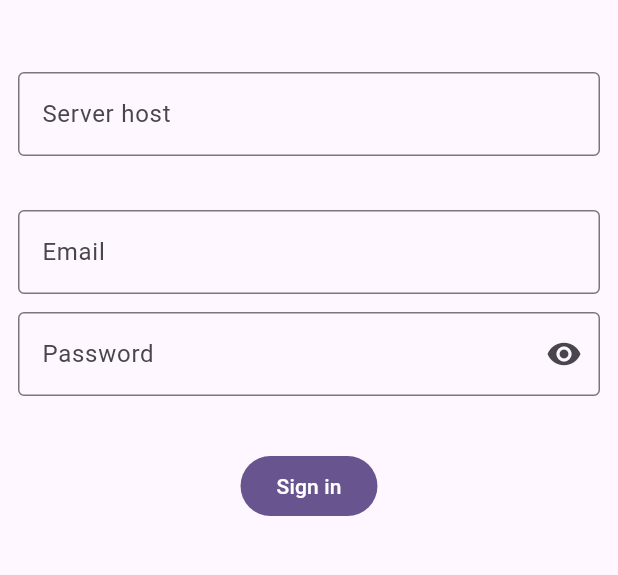
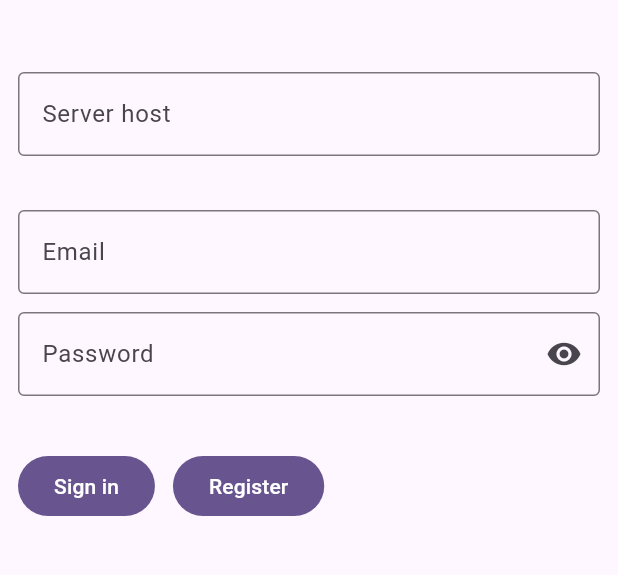
Before and after one commit to abdmoh123/pi-security-camera, a Flutter app: the screen it shows after launch, after a tap on "Sign in", on a phone screen of 412 x 824 dp, the part 426-1001 px from its top. Run offline on Flutter 3.47's test engine with Material 3 defaults, Android fonts, the phone set to English and light mode, and no system bars; our stand-ins replace flutter_secure_storage, shared_preferences, web; missing offline and left inert: background_downloader; accounts and stored records are empty; network calls fail.

Commit message:
feat(client): make register page accessible from the login page
Had to make the auth service readable from the auth state so the login
page can provide the register page an auth service.

```diff
--- /dev/null
+++ b/client/lib/routes/route_args/register_route_args.dart
@@ -0,0 +1,15 @@
+import 'package:pisec_client/services/login_api_service.dart';
+
+class RegisterRouteArgs {
+  final LoginAPIService authService;
+  final String serverUrl;
+  final String email;
+  final void Function(String serverUrl, String email)? onSubmitSuccess;
+
+  const RegisterRouteArgs({
+    required this.authService,
+    this.serverUrl = "",
+    this.email = "",
+    Function(String serverUrl, String email)? this.onSubmitSuccess,
+  });
+}
--- a/client/lib/routes/route_generator.dart
+++ b/client/lib/routes/route_generator.dart
@@ -3,9 +3,11 @@ import 'package:pisec_client/main.dart';
 import 'package:pisec_client/routes/route_args/credentials_route_args.dart';
 import 'package:pisec_client/routes/route_args/login_route_args.dart';
 import 'package:pisec_client/routes/route_args/profile_route_args.dart';
+import 'package:pisec_client/routes/route_args/register_route_args.dart';
 import 'package:pisec_client/screens/credentials_page.dart';
 import 'package:pisec_client/screens/login_page.dart';
 import 'package:pisec_client/screens/profile_page.dart';
+import 'package:pisec_client/screens/register_page.dart';
 import 'package:pisec_client/viewmodels/auth_state.dart';
 import 'package:pisec_client/widgets/helpers/auth_redirector.dart';
 
@@ -66,6 +68,19 @@ class RouteGenerator {
             initialEmail: args.email,
           ),
         );
+      case '/register':
+        if (args == null || args is! RegisterRouteArgs) {
+          return errorRoute(message: "Invalid register page args");
+        }
+
+        return MaterialPageRoute(
+          builder: (_) => RegisterPage(
+            authService: args.authService,
+            initialServerUrl: args.serverUrl,
+            initialEmail: args.email,
+            onSubmitSuccess: args.onSubmitSuccess,
+          ),
+        );
       case '/unfinished':
         return _unfinishedRoute();
       default:
--- a/client/lib/screens/login_page.dart
+++ b/client/lib/screens/login_page.dart
@@ -1,6 +1,7 @@
 import 'package:flutter/material.dart';
 import 'package:pisec_client/globals/notifier_provider.dart';
 import 'package:pisec_client/models/api/queryables/user_query.dart';
+import 'package:pisec_client/routes/route_args/register_route_args.dart';
 import 'package:pisec_client/viewmodels/auth_state.dart';
 
 class LoginPage extends StatefulWidget {
@@ -99,9 +100,34 @@ class _LoginPageState extends State<LoginPage> {
                     onFieldSubmitted: (_) => _onSubmit(context),
                   ),
                   const SizedBox(height: spacing),
-                  FilledButton(
-                    onPressed: () => _onSubmit(context),
-                    child: const Text("Sign in"),
+                  Row(
+                    spacing: spacing,
+                    children: [
+                      FilledButton(
+                        onPressed: () => _onSubmit(context),
+                        child: const Text("Sign in"),
+                      ),
+                      FilledButton(
+                        onPressed: () => Navigator.of(context).pushNamed(
+                          '/register',
+                          arguments: RegisterRouteArgs(
+                            authService: NotifierProvider.of<AuthState>(
+                              context,
+                            ).loginService,
+                            serverUrl: _serverUrlController.text,
+                            email: _emailController.text,
+                            onSubmitSuccess: (serverUrl, email) {
+                              // After registering was successful, automatically
+                              // set the server url and email to use the one
+                              // from the register page
+                              _serverUrlController.text = serverUrl;
+                              _emailController.text = email;
+                            },
+                          ),
+                        ),
+                        child: const Text("Register"),
+                      ),
+                    ],
                   ),
                 ],
               ),
--- a/client/lib/viewmodels/auth_state.dart
+++ b/client/lib/viewmodels/auth_state.dart
@@ -21,7 +21,9 @@ class AuthState extends ChangeNotifier {
     this._authService,
   );
 
+  LoginAPIService get loginService => _authService;
   String get serverUrl => _authService.baseUrl ?? "";
+
   bool get isAuthenticated => _isAuthenticated;
   UserQuery? get currentUser => _currentUser;
 
```
